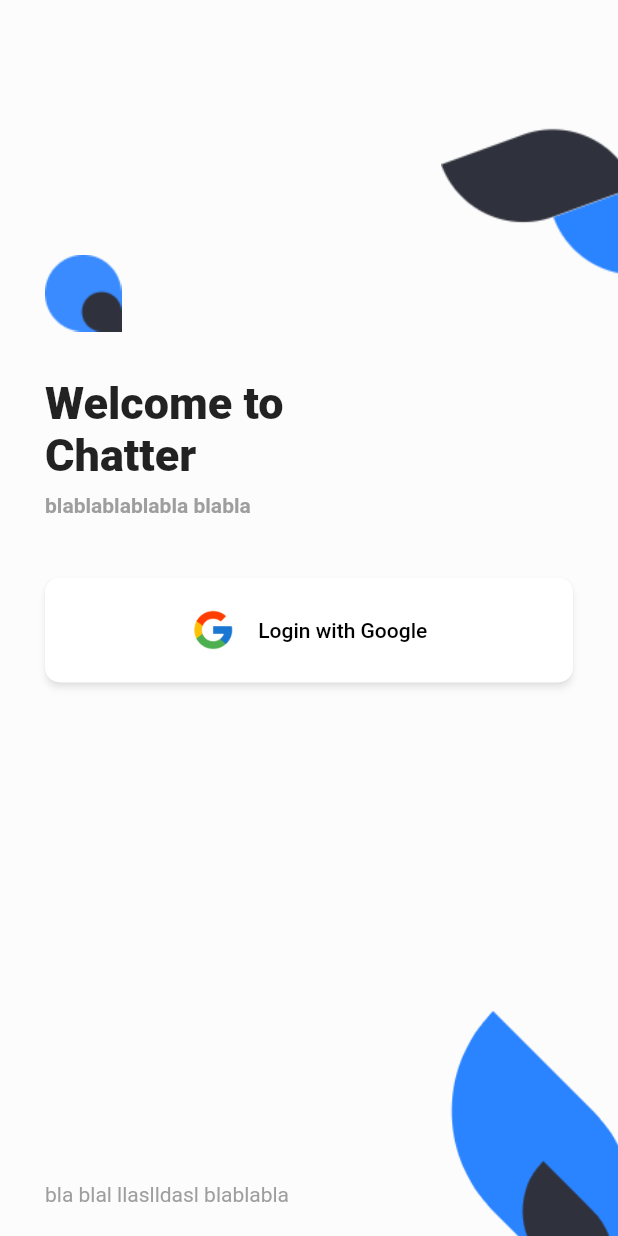
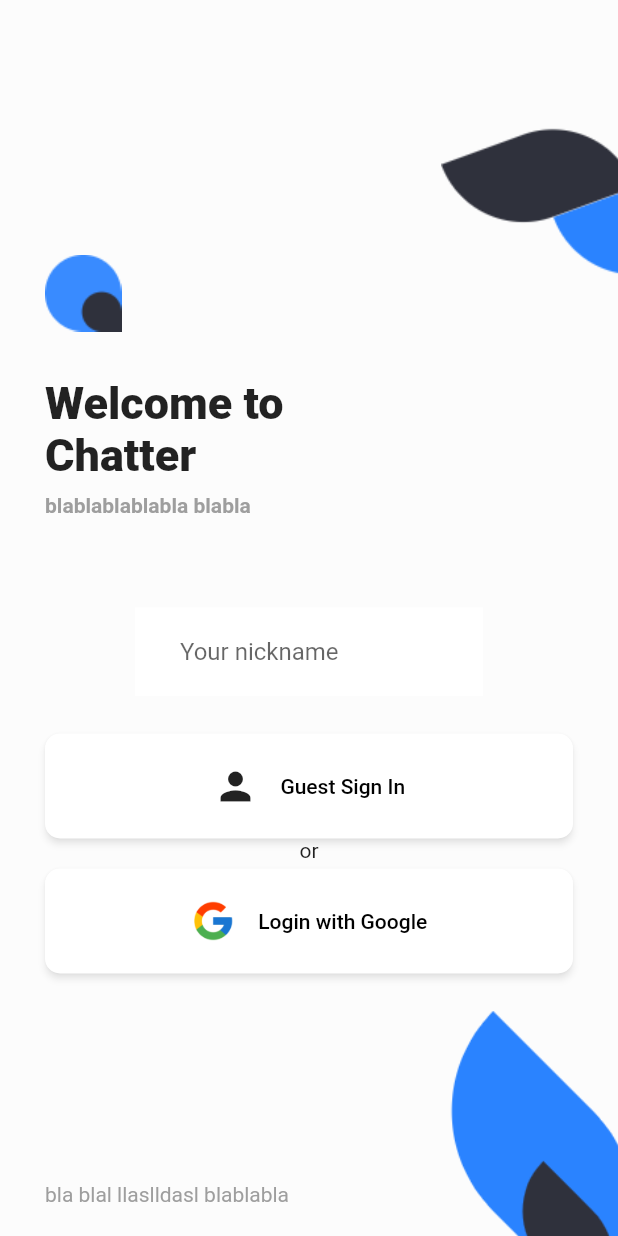
Before and after one commit to AlexandrMolecule/chatter, a Flutter app: the screen it shows after launch, on a phone screen of 412 x 824 dp. Run offline on Flutter 3.47's test engine with Material 2 defaults, Android fonts, the phone set to English and light mode, and no system bars; our stand-ins replace firebase_auth, firebase_core, firebase_storage, flutter_bloc, google_sign_in, image_picker and 1 more; missing offline and left inert: stream_chat_flutter; accounts and stored records are empty.

Commit message:
add guest login

```diff
--- a/lib/data/local/stream_api_local_impl.dart
+++ b/lib/data/local/stream_api_local_impl.dart
@@ -72,4 +72,10 @@ class StreamApiLocalImpl extends StreamApiRepository {
   Future<void> logout() {
     return _client.disconnectUser();
   }
+
+  @override
+  Future<OwnUser?> connectGuestUser(String id) {
+    // TODO: implement connectGuestUser
+    throw UnimplementedError();
+  }
 }
--- a/lib/data/prod/stream_api_impl.dart
+++ b/lib/data/prod/stream_api_impl.dart
@@ -1,5 +1,4 @@
 import 'package:chatter/data/stream_api__repository.dart';
-import 'package:stream_chat/src/client/channel.dart';
 import 'package:chatter/domain/models/chat_user.dart';
 import 'package:stream_chat_flutter/stream_chat_flutter.dart';
 
@@ -28,6 +27,11 @@ class StreamApiImpl extends StreamApiRepository {
     }
     // await _client.disconnectUser();
     await _client.connectUser(User(id: user.id!, extraData: extraData), token);
+    return user;
+  }
+
+  Future<OwnUser?> connectGuestUser(String id) async {
+    final user = await _client.connectGuestUser(User(id: id));
     return user;
   }
 
--- a/lib/data/stream_api__repository.dart
+++ b/lib/data/stream_api__repository.dart
@@ -6,7 +6,10 @@ abstract class StreamApiRepository {
   Future<String> getToken(String userId);
   Future<bool> connectIfExist(String userId);
   Future<ChatUser> connectUser(ChatUser user, String token);
-  Future<Channel> createGroupChat(String channelId, String name, List<String> members, {String image});
+  Future<Channel> createGroupChat(
+      String channelId, String name, List<String> members,
+      {String image});
   Future<Channel> createSimpleChat(String friendId);
   Future<void> logout();
+  Future<OwnUser?> connectGuestUser(String id);
 }
--- a/lib/domain/usecases/logout_usecase.dart
+++ b/lib/domain/usecases/logout_usecase.dart
@@ -14,4 +14,7 @@ class LogoutUserCase {
     await streamApiRepository.logout();
     await authRepository.logout();
   }
+  Future<void> guestLogout() async {
+    await streamApiRepository.logout();
+  }
 }
--- a/lib/ui/home/settings/settings_cubit.dart
+++ b/lib/ui/home/settings/settings_cubit.dart
@@ -15,4 +15,8 @@ class SettingsLogoutCubit extends Cubit<void> {
     await _logoutUserCase.logout();
     emit(null);
   }
+  void guestlogOut() async {
+    await _logoutUserCase.guestLogout();
+    emit(null);
+  }
 }
--- a/lib/ui/home/settings/settings_view.dart
+++ b/lib/ui/home/settings/settings_view.dart
@@ -49,7 +49,7 @@ class SettingsView extends StatelessWidget {
                       onTap: (){} ,
                     ),
                     Text(
-            user.name,
+            user.role == 'user'? user.name : 'guest',
             style: TextStyle(fontSize: 24, color: textColor, fontWeight: FontWeight.w800),
           ),
           SizedBox(height: 15,),
@@ -78,7 +78,8 @@ class SettingsView extends StatelessWidget {
                     },
                     child: GestureDetector(
                         onTap: () {
-                          context.read<SettingsLogoutCubit>().logOut();
+                          user?.role == 'user'?
+                          context.read<SettingsLogoutCubit>().logOut() :  context.read<SettingsLogoutCubit>().guestlogOut() ;
                         },
                         child: Row(children: [
                   Icon(Icons.login),
--- a/lib/ui/sign_in/signi_in_view.dart
+++ b/lib/ui/sign_in/signi_in_view.dart
@@ -5,7 +5,6 @@ import 'package:flutter/material.dart';
 import 'package:flutter_bloc/flutter_bloc.dart';
 
 import '../../navigator_utils.dart';
-import '../themes.dart';
 import 'sign_in_cubit.dart';
 
 class SignInView extends StatelessWidget {
@@ -59,6 +58,72 @@ class SignInView extends StatelessWidget {
                               color: Colors.grey, fontWeight: FontWeight.w600),
                         ),
                       ),
+                      Padding(
+                    padding:
+                        const EdgeInsets.symmetric(horizontal: 60, vertical: 20),
+                    child: TextField(
+                      controller:
+                          context.read<SignInCubit>().nameController,
+
+                      decoration: InputDecoration(
+
+                        filled: true,
+                        fillColor: Theme.of(context).bottomNavigationBarTheme.backgroundColor,
+                        hintText: 'Your nickname',
+                        contentPadding: const EdgeInsets.symmetric(horizontal: 30, vertical: 20),
+                        focusedBorder: InputBorder.none,
+                        enabledBorder: InputBorder.none
+                      ),
+                      // decoration: InputDecoration(
+                      //     fillColor: Theme.of(context).bottomNavigationBarTheme.backgroundColor,
+                      //     hintText: 'or just blabla',
+                      //     hintStyle: TextStyle(fontSize: 13, color: Colors.grey[400]),
+                      //     border: InputBorder.none,
+                      //     enabledBorder: InputBorder.none),
+                    ),
+                  ),
+                      SizedBox(
+                        height: 5,
+                      ),
+                      Material(
+                        elevation: 2,
+                        shadowColor: Colors.black45,
+                        shape: RoundedRectangleBorder(
+                          borderRadius: BorderRadius.circular(10),
+                        ),
+                        color: Theme.of(context)
+                            .bottomNavigationBarTheme
+                            .backgroundColor,
+                        child: InkWell(
+                          onTap: () {
+                            context.read<SignInCubit>().nameController.text.isNotEmpty?
+                           context.read<SignInCubit>().anonSign() : print('please pin your login');
+
+                          },
+                          child: Padding(
+                            padding: const EdgeInsets.all(20.0),
+                            child: Row(
+                              mainAxisAlignment: MainAxisAlignment.center,
+                              children: [
+                                Icon(
+                                  Icons.person,
+                                  size: 30,
+                                ),
+                                const SizedBox(
+                                  width: 15,
+                                ),
+                                Text(
+                                  'Guest Sign In',
+                                  style: TextStyle(
+                                      color: Colors.black,
+                                      fontWeight: FontWeight.w500),
+                                )
+                              ],
+                            ),
+                          ),
+                        ),
+                      ),
+                      Center(child: SizedBox(height: 20, child: Text('or'),)),
                       Material(
                         elevation: 2,
                         shadowColor: Colors.black45,
@@ -84,9 +149,12 @@ class SignInView extends StatelessWidget {
                                 const SizedBox(
                                   width: 15,
                                 ),
-                                Text('Login with Google', style: TextStyle(
-                                color: Colors.black,
-                                 fontWeight: FontWeight.w500),)
+                                Text(
+                                  'Login with Google',
+                                  style: TextStyle(
+                                      color: Colors.black,
+                                      fontWeight: FontWeight.w500),
+                                )
                               ],
                             ),
                           ),
--- a/lib/ui/themes.dart
+++ b/lib/ui/themes.dart
@@ -39,7 +39,7 @@ class Themes {
       selectedItemColor: primaryColor,
       unselectedItemColor: Colors.grey[400]
     ),
-
+    // TextSelectionThemeData.selectionColor
     textSelectionColor: Colors.white,
     toggleableActiveColor: primaryColor,
     canvasColor: backgroundDarkColor,
```
Also changed, not shown: lib/data/prod/auth_impl.dart (+36 -12 lines), lib/domain/usecases/login_usecase.dart (+9 -7 lines), lib/ui/sign_in/sign_in_cubit.dart (+10 -2 lines).
